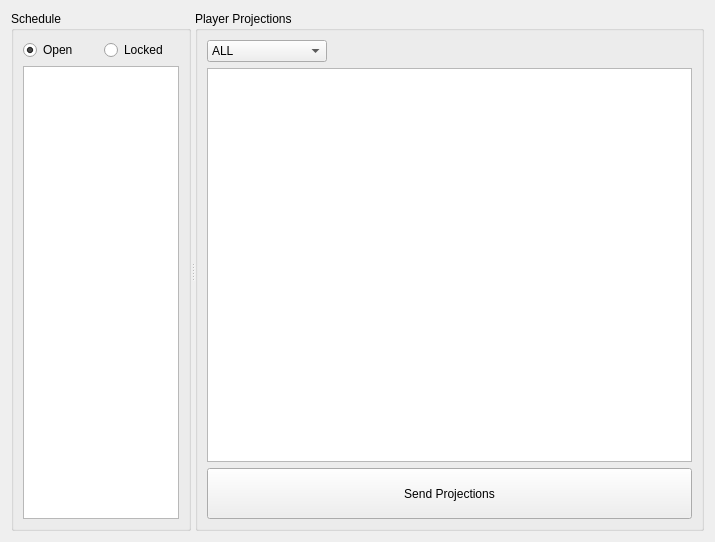
The window that cute-fantasy/currentweekwidget.ui (protoblock/protoblock) describes before a commit, drawn with Qt 5.
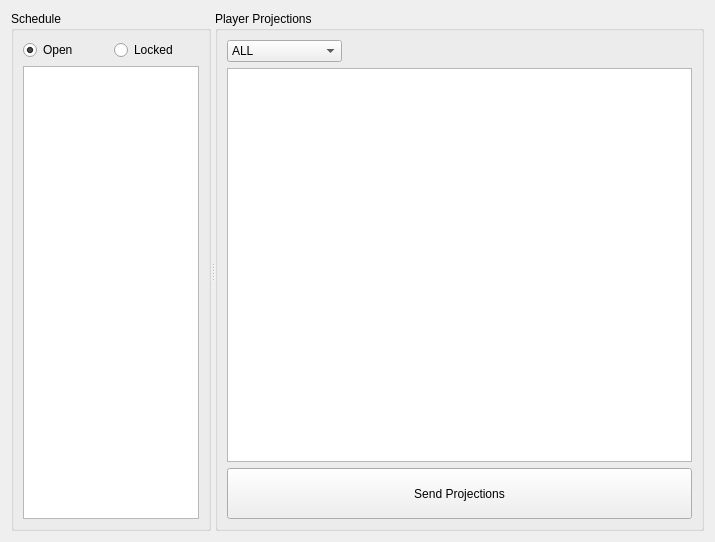
The same window after the commit.

Diff of the .ui file:
```diff
--- a/cute-fantasy/currentweekwidget.ui
+++ b/cute-fantasy/currentweekwidget.ui
@@ -22,7 +22,7 @@
      <widget class="QGroupBox" name="groupBox">
       <property name="maximumSize">
        <size>
-        <width>180</width>
+        <width>200</width>
         <height>16777215</height>
        </size>
       </property>
```
